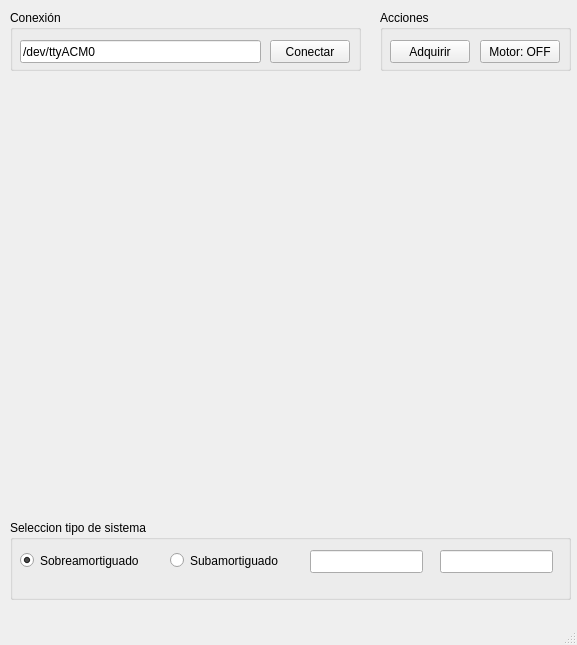
Before: the Qt Designer form gui.ui in miligon/practica_PIC, drawn with Qt 5.
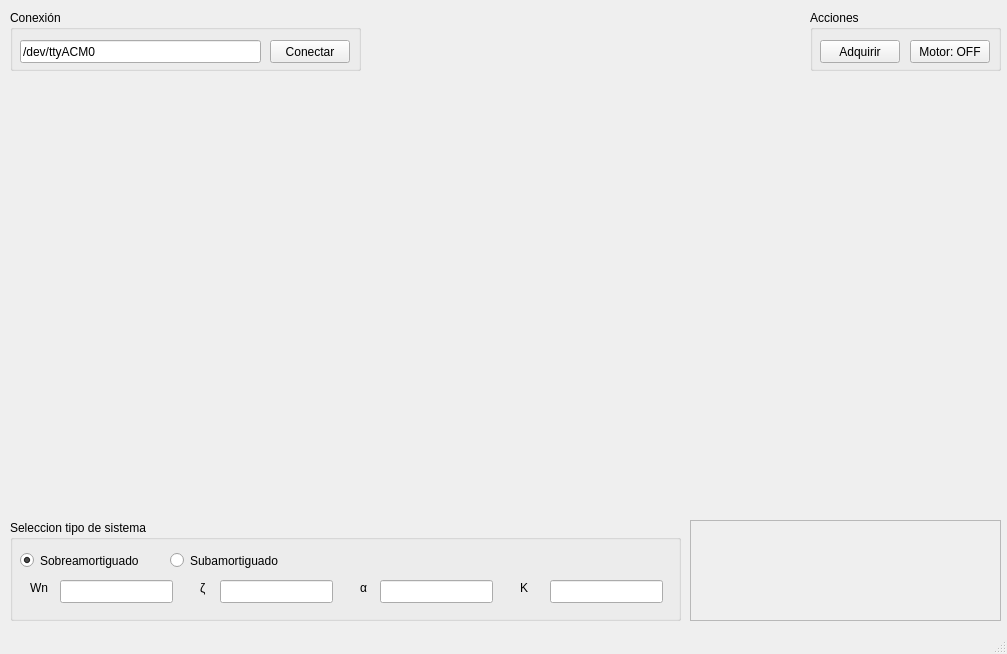
After: the same form once the commit is applied. Icons and pictures are not drawn.

The edit to the form file:
```diff
--- a/gui.ui
+++ b/gui.ui
@@ -6,8 +6,8 @@
    <rect>
     <x>0</x>
     <y>0</y>
-    <width>577</width>
-    <height>645</height>
+    <width>1007</width>
+    <height>654</height>
    </rect>
   </property>
   <property name="windowTitle">
@@ -56,7 +56,7 @@
    <widget class="QGroupBox" name="groupBox_2">
     <property name="geometry">
      <rect>
-      <x>380</x>
+      <x>810</x>
       <y>10</y>
       <width>191</width>
       <height>61</height>
@@ -97,7 +97,7 @@
      <rect>
       <x>10</x>
       <y>80</y>
-      <width>561</width>
+      <width>991</width>
       <height>431</height>
      </rect>
     </property>
@@ -107,8 +107,8 @@
      <rect>
       <x>10</x>
       <y>520</y>
-      <width>561</width>
-      <height>80</height>
+      <width>671</width>
+      <height>101</height>
      </rect>
     </property>
     <property name="title">
@@ -146,8 +146,8 @@
     <widget class="QLineEdit" name="txtWn">
      <property name="geometry">
       <rect>
-       <x>300</x>
-       <y>30</y>
+       <x>50</x>
+       <y>60</y>
        <width>113</width>
        <height>23</height>
       </rect>
@@ -156,13 +156,104 @@
     <widget class="QLineEdit" name="txtZ">
      <property name="geometry">
       <rect>
-       <x>430</x>
-       <y>30</y>
+       <x>210</x>
+       <y>60</y>
        <width>113</width>
        <height>23</height>
       </rect>
      </property>
     </widget>
+    <widget class="QLineEdit" name="txtAlpha">
+     <property name="geometry">
+      <rect>
+       <x>370</x>
+       <y>60</y>
+       <width>113</width>
+       <height>23</height>
+      </rect>
+     </property>
+    </widget>
+    <widget class="QLabel" name="label">
+     <property name="geometry">
+      <rect>
+       <x>20</x>
+       <y>60</y>
+       <width>21</width>
+       <height>16</height>
+      </rect>
+     </property>
+     <property name="text">
+      <string>Wn</string>
+     </property>
+    </widget>
+    <widget class="QLabel" name="label_2">
+     <property name="geometry">
+      <rect>
+       <x>190</x>
+       <y>60</y>
+       <width>21</width>
+       <height>16</height>
+      </rect>
+     </property>
+     <property name="text">
+      <string>ζ</string>
+     </property>
+    </widget>
+    <widget class="QLabel" name="label_3">
+     <property name="geometry">
+      <rect>
+       <x>350</x>
+       <y>60</y>
+       <width>21</width>
+       <height>16</height>
+      </rect>
+     </property>
+     <property name="text">
+      <string>α</string>
+     </property>
+    </widget>
+    <widget class="QLineEdit" name="txtK">
+     <property name="geometry">
+      <rect>
+       <x>540</x>
+       <y>60</y>
+       <width>113</width>
+       <height>23</height>
+      </rect>
+     </property>
+    </widget>
+    <widget class="QLabel" name="label_4">
+     <property name="geometry">
+      <rect>
+       <x>510</x>
+       <y>60</y>
+       <width>21</width>
+       <height>16</height>
+      </rect>
+     </property>
+     <property name="text">
+      <string>K</string>
+     </property>
+    </widget>
+   </widget>
+   <widget class="QFrame" name="frame">
+    <property name="geometry">
+     <rect>
+      <x>690</x>
+      <y>520</y>
+      <width>311</width>
+      <height>101</height>
+     </rect>
+    </property>
+    <property name="styleSheet">
+     <string notr="true">image: url(:/img/s1.PNG)</string>
+    </property>
+    <property name="frameShape">
+     <enum>QFrame::StyledPanel</enum>
+    </property>
+    <property name="frameShadow">
+     <enum>QFrame::Raised</enum>
+    </property>
    </widget>
   </widget>
   <widget class="QStatusBar" name="statusbar"/>
```
Left out of the diff: 4 changed lines with no effect on the pictures.
